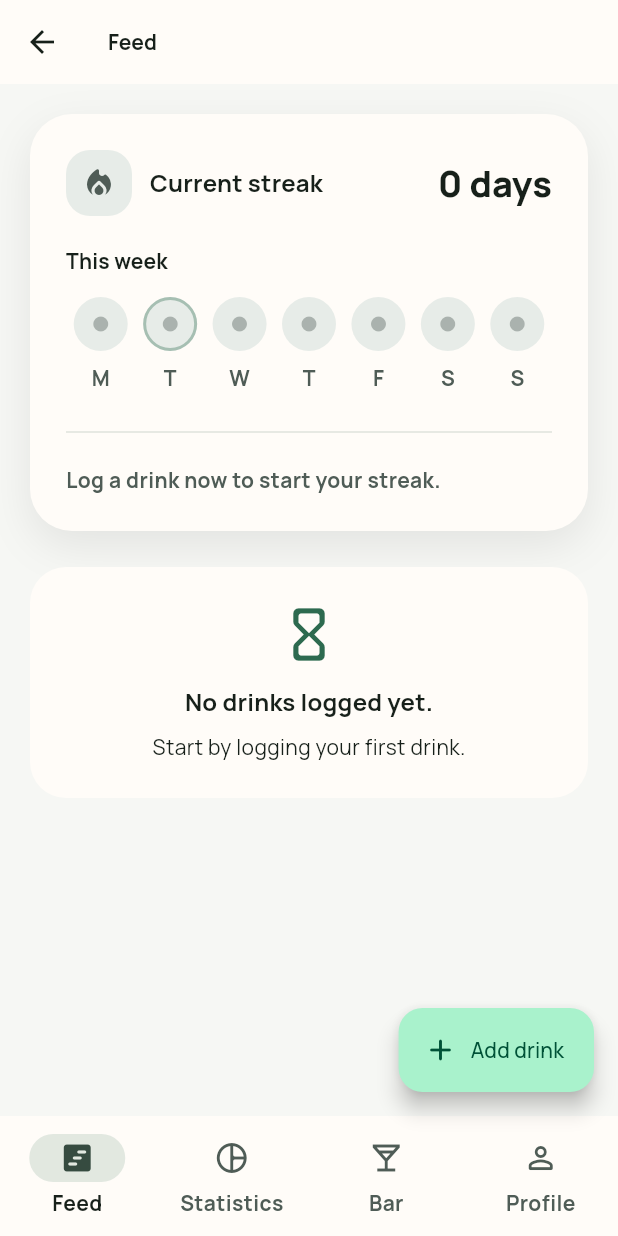
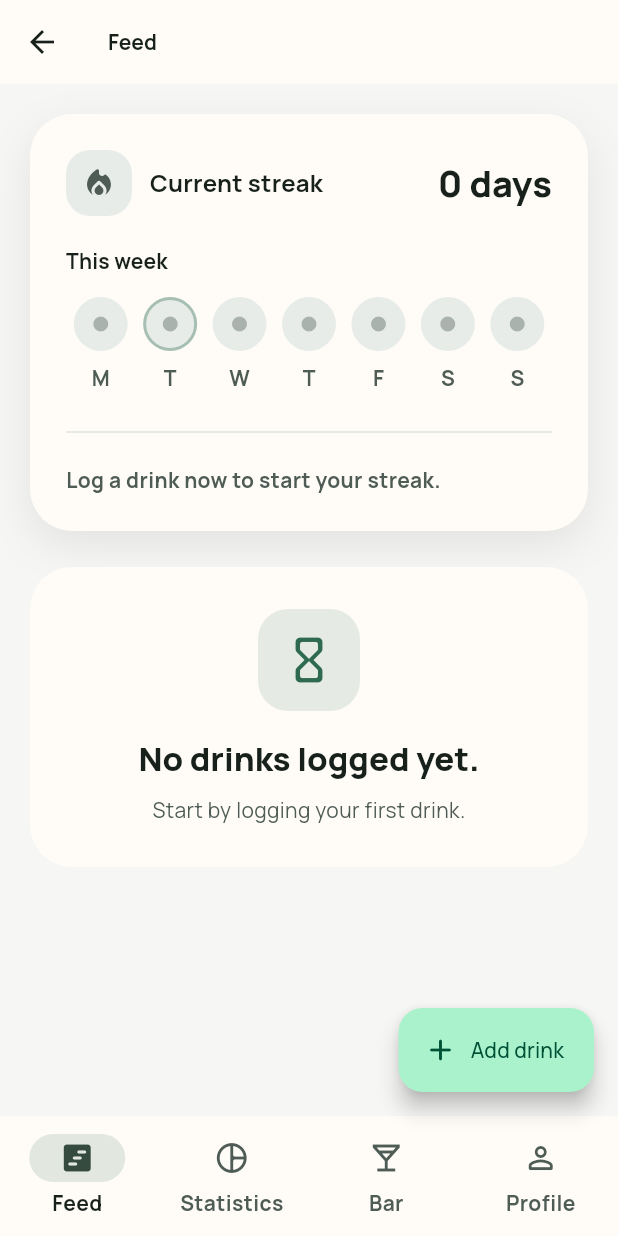
Before and after one commit to donjoergo/glasstrail, a Flutter app: the HomeShell screen opened directly, on a phone screen of 412 x 824 dp. Run offline on Flutter 3.47's test engine with Material 3 defaults, Android fonts, the phone set to English and light mode, and no system bars; our stand-ins replace fl_chart, geocoding, geolocator, google_fonts, image_picker, latlong2 and 3 more; missing offline and left inert: file_selector, maplibre_gl, maplibre_gl_web; accounts and stored records are empty; network calls fail.

Commit message:
feat(ui): improve empty states for drinks and history

```diff
--- a/lib/l10n/app_de.arb
+++ b/lib/l10n/app_de.arb
@@ -99,6 +99,10 @@
   "editProfile": "Profil bearbeiten",
   "customDrinks": "Meine eigenen Getränke",
   "addCustomDrinkAction": "Eigenes Getränk hinzufügen",
+  "customDrinksEmptyTitle": "Noch keine eigenen Getränke",
+  "customDrinksEmptyBody": "Erstelle dein erstes eigenes Getränk, dann erscheint es hier.",
+  "statisticsHistoryEmptyTitle": "Noch keine Historie",
+  "statisticsHistoryEmptyBody": "Geloggte Drinks erscheinen hier als deine persönliche Historie.",
   "roadmap": "Als Nächstes geplant",
   "about": "Über die App",
   "github": "GitHub",
--- a/lib/l10n/app_en.arb
+++ b/lib/l10n/app_en.arb
@@ -99,6 +99,10 @@
   "editProfile": "Edit profile",
   "customDrinks": "My custom drinks",
   "addCustomDrinkAction": "Add custom drink",
+  "customDrinksEmptyTitle": "No custom drinks yet",
+  "customDrinksEmptyBody": "Create your first custom drink and it will appear here.",
+  "statisticsHistoryEmptyTitle": "No history yet",
+  "statisticsHistoryEmptyBody": "Logged drinks will appear here as your personal history.",
   "roadmap": "Planned next",
   "about": "About",
   "github": "GitHub",
--- a/lib/l10n/app_localizations.dart
+++ b/lib/l10n/app_localizations.dart
@@ -692,6 +692,30 @@ abstract class AppLocalizations {
   /// **'Add custom drink'**
   String get addCustomDrinkAction;
 
+  /// No description provided for @customDrinksEmptyTitle.
+  ///
+  /// In en, this message translates to:
+  /// **'No custom drinks yet'**
+  String get customDrinksEmptyTitle;
+
+  /// No description provided for @customDrinksEmptyBody.
+  ///
+  /// In en, this message translates to:
+  /// **'Create your first custom drink and it will appear here.'**
+  String get customDrinksEmptyBody;
+
+  /// No description provided for @statisticsHistoryEmptyTitle.
+  ///
+  /// In en, this message translates to:
+  /// **'No history yet'**
+  String get statisticsHistoryEmptyTitle;
+
+  /// No description provided for @statisticsHistoryEmptyBody.
+  ///
+  /// In en, this message translates to:
+  /// **'Logged drinks will appear here as your personal history.'**
+  String get statisticsHistoryEmptyBody;
+
   /// No description provided for @roadmap.
   ///
   /// In en, this message translates to:
--- a/lib/src/screens/history_screen.dart
+++ b/lib/src/screens/history_screen.dart
@@ -9,6 +9,7 @@ import '../models.dart';
 import '../photo_pick_flow.dart';
 import '../photo_service.dart';
 import '../stats_calculator.dart';
+import '../widgets/app_empty_state_card.dart';
 import '../widgets/app_media.dart';
 
 class HistoryScreen extends StatefulWidget {
@@ -38,7 +39,6 @@ class _HistoryScreenState extends State<HistoryScreen> {
   Widget build(BuildContext context) {
     final l10n = AppLocalizations.of(context);
     final controller = AppScope.controllerOf(context);
-    final theme = Theme.of(context);
     final entries = controller.entries;
     final stats = controller.statistics;
     final locale = controller.settings.localeCode;
@@ -54,30 +54,11 @@ class _HistoryScreenState extends State<HistoryScreen> {
           _HistoryStreakCard(stats: stats),
           const SizedBox(height: 24),
           if (entries.isEmpty)
-            Container(
-              padding: const EdgeInsets.all(24),
-              decoration: BoxDecoration(
-                color: theme.colorScheme.surface,
-                borderRadius: BorderRadius.circular(24),
-              ),
-              child: Column(
-                children: <Widget>[
-                  Icon(
-                    Icons.hourglass_empty_rounded,
-                    size: 42,
-                    color: theme.colorScheme.primary,
-                  ),
-                  const SizedBox(height: 12),
-                  Text(
-                    l10n.noEntries,
-                    style: theme.textTheme.titleMedium?.copyWith(
-                      fontWeight: FontWeight.w700,
-                    ),
-                  ),
-                  const SizedBox(height: 8),
-                  Text(l10n.startLogging),
-                ],
-              ),
+            AppEmptyStateCard(
+              key: const Key('history-empty-state'),
+              icon: Icons.hourglass_empty_rounded,
+              title: l10n.noEntries,
+              body: l10n.startLogging,
             )
           else
             ...entries.map(
--- /dev/null
+++ b/lib/src/widgets/app_empty_state_card.dart
@@ -0,0 +1,55 @@
+import 'package:flutter/material.dart';
+
+class AppEmptyStateCard extends StatelessWidget {
+  const AppEmptyStateCard({
+    super.key,
+    required this.icon,
+    required this.title,
+    required this.body,
+  });
+
+  final IconData icon;
+  final String title;
+  final String body;
+
+  @override
+  Widget build(BuildContext context) {
+    final theme = Theme.of(context);
+
+    return Container(
+      padding: const EdgeInsets.all(28),
+      decoration: BoxDecoration(
+        color: theme.colorScheme.surface,
+        borderRadius: BorderRadius.circular(28),
+      ),
+      child: Column(
+        children: <Widget>[
+          Container(
+            padding: const EdgeInsets.all(16),
+            decoration: BoxDecoration(
+              color: theme.colorScheme.primary.withValues(alpha: 0.12),
+              borderRadius: BorderRadius.circular(20),
+            ),
+            child: Icon(icon, size: 36, color: theme.colorScheme.primary),
+          ),
+          const SizedBox(height: 18),
+          Text(
+            title,
+            textAlign: TextAlign.center,
+            style: theme.textTheme.titleLarge?.copyWith(
+              fontWeight: FontWeight.w800,
+            ),
+          ),
+          const SizedBox(height: 10),
+          Text(
+            body,
+            textAlign: TextAlign.center,
+            style: theme.textTheme.bodyMedium?.copyWith(
+              color: theme.colorScheme.onSurfaceVariant,
+            ),
+          ),
+        ],
+      ),
+    );
+  }
+}
```
Also changed, not shown: lib/l10n/app_localizations_de.dart (+14 -0 lines), lib/l10n/app_localizations_en.dart (+14 -0 lines), lib/src/screens/bar_screen.dart (+6 -5 lines), lib/src/screens/statistics_screen.dart (+14 -39 lines), 1 other file.
